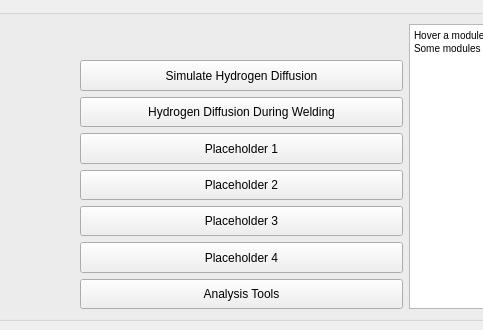
This is P0_Launcher/Launcher_UI_Window.ui in DenisCzeskleba/WeldCraft as Qt 5 draws it before an edit; both pictures show x 247 to 730 and y 0 to 330 of the 1000 by 330 pixel window. The edited form follows.
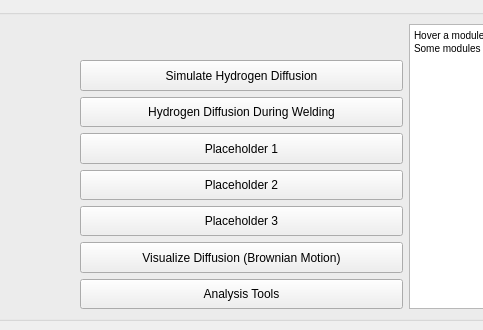
This is the edited form. Icons and pictures are not drawn.

Patch:
```diff
--- a/P0_Launcher/Launcher_UI_Window.ui
+++ b/P0_Launcher/Launcher_UI_Window.ui
@@ -162,7 +162,7 @@
             </sizepolicy>
            </property>
            <property name="text">
-            <string>Placeholder 4</string>
+            <string>Visualize Diffusion (Brownian Motion)</string>
            </property>
           </widget>
          </item>
```
